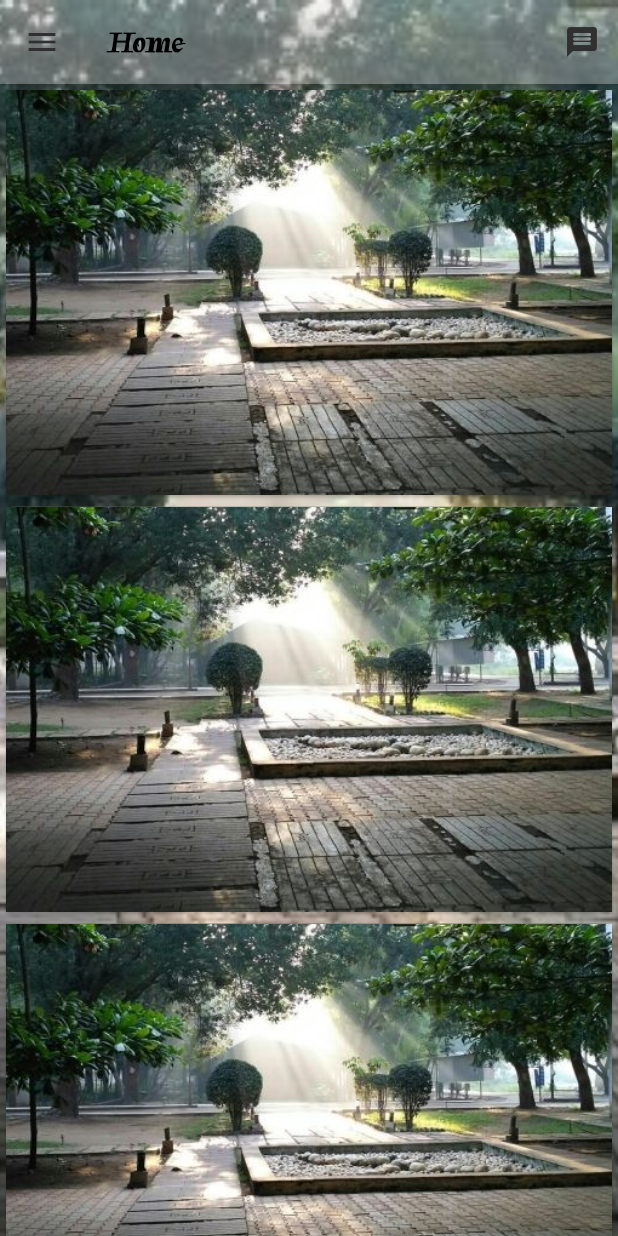
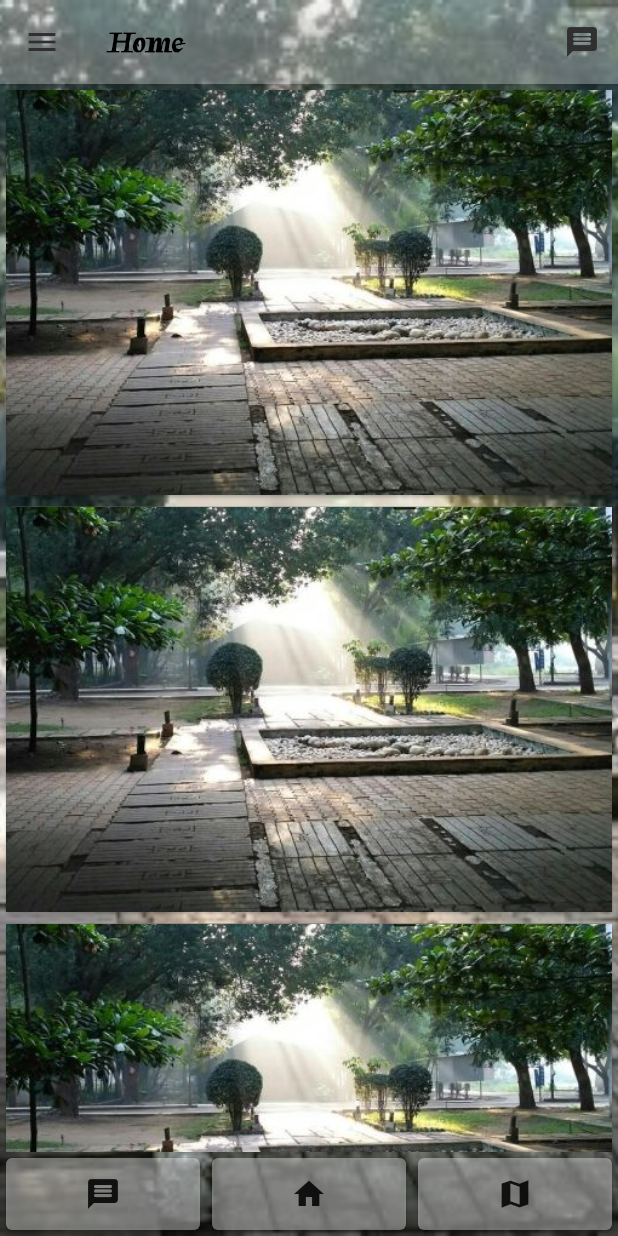
Before and after one commit to Sandesh-03/anazone, a Flutter app: the HomePage screen opened by its route, on a phone screen of 412 x 824 dp. Run offline on Flutter 3.47's test engine with Material 2 defaults, Android fonts, the phone set to English and light mode, and no system bars; our stand-ins replace animated_splash_screen, font_awesome_flutter, page_transition; missing offline and left inert: icon.

Commit message:
second update

```diff
--- a/lib/home.dart
+++ b/lib/home.dart
@@ -1,19 +1,17 @@
-
-
 import 'dart:ui';
 
 import 'package:flutter/material.dart';
 import 'package:icon/icon.dart';
 import 'package:font_awesome_flutter/font_awesome_flutter.dart';
 
+void main() {
+  runApp(
+    const MaterialApp(
+      debugShowCheckedModeBanner: false,
+    ),
+  );
+}
 
-
-void main(){
-  runApp(const MaterialApp(
-debugShowCheckedModeBanner: false,
-  ),);
-
-}
 class HomePage extends StatefulWidget {
   const HomePage({Key? key}) : super(key: key);
 
@@ -21,13 +19,10 @@ class HomePage extends StatefulWidget {
   State<HomePage> createState() => _HomePageState();
 }
 
-
 class _HomePageState extends State<HomePage> {
   @override
   Widget build(BuildContext context) {
-    return
-
-          Container(
+    return Container(
       decoration: BoxDecoration(
         image: DecorationImage(
             image: AssetImage('images/home background.jpg'), fit: BoxFit.cover),
@@ -38,15 +33,26 @@ class _HomePageState extends State<HomePage> {
           backgroundColor: Colors.white30,
           elevation: 6.0,
           actions: [
-          IconButton(onPressed:(){}, icon:Icon( Icons.message_rounded,color: Colors.grey[850]))
+            IconButton(
+                onPressed: () {},
+                icon: Icon(Icons.message_rounded, color: Colors.grey[850]))
           ],
-                     leading: IconButton(onPressed:(){
-
-                     },icon: Icon(Icons.menu, color: Colors.grey[850],)),
-                       title: Text('Home', style:  TextStyle(color: Colors.black,fontFamily: 'Tapestry' ,fontWeight: FontWeight.bold,),
-              ),),
+          leading: IconButton(
+              onPressed: () {},
+              icon: Icon(
+                Icons.menu,
+                color: Colors.grey[850],
+              )),
+          title: Text(
+            'Home',
+            style: TextStyle(
+              color: Colors.black,
+              fontFamily: 'Tapestry',
+              fontWeight: FontWeight.bold,
+            ),
+          ),
+        ),
         body: Stack(
-
           children: [
             SingleChildScrollView(
               child: Container(
@@ -54,88 +60,139 @@ class _HomePageState extends State<HomePage> {
                   children: [
                     Card(
                       color: Colors.grey[600],
-                            child: Align(child: Container(
-                              child: Image(image: AssetImage('images/home background.jpg'),),
+                      child: Align(
+                        child: Container(
+                          child: Image(
+                            image: AssetImage('images/home background.jpg'),
                           ),
-                              alignment:Alignment.topLeft,),
-                          ),Card(
-                            color: Colors.grey[600],
-                            child: Align(child: Container(
-                              child: Image(image: AssetImage('images/home background.jpg'),),
                         ),
-                              alignment:Alignment.topLeft,),
-                          ),Card(
-                            color: Colors.grey[600],
-                            child: Align(child: Container(
-                              child: Image(image: AssetImage('images/home background.jpg'),),
+                        alignment: Alignment.topLeft,
                       ),
-                              alignment:Alignment.topLeft,),
-                          ),Card(
-                            color: Colors.grey[600],
-                            child: Align(child: Container(
-                              child: Image(image: AssetImage('images/home background.jpg'),),
-                            ),
-                              alignment:Alignment.topLeft,),
-                          ),Card(
-                            color: Colors.grey[600],
-                            child: Align(child: Container(
-                              child: Image(image: AssetImage('images/home background.jpg'),),
-                            ),
-                              alignment:Alignment.topLeft,),
                     ),
                     Card(
                       color: Colors.grey[600],
-                            child: Align(child: Container(
-                              child: Image(image: AssetImage('images/home background.jpg'),),
+                      child: Align(
+                        child: Container(
+                          child: Image(
+                            image: AssetImage('images/home background.jpg'),
                           ),
-                              alignment:Alignment.topLeft,),
+                        ),
+                        alignment: Alignment.topLeft,
+                      ),
                     ),
                     Card(
                       color: Colors.grey[600],
-                            child: Align(child: Container(
-                              child: Image(image: AssetImage('images/home background.jpg'),),
+                      child: Align(
+                        child: Container(
+                          child: Image(
+                            image: AssetImage('images/home background.jpg'),
                           ),
-                              alignment:Alignment.topLeft,),
+                        ),
+                        alignment: Alignment.topLeft,
+                      ),
                     ),
                     Card(
                       color: Colors.grey[600],
-                            child:  Row(
+                      child: Align(
+                        child: Container(
+                          child: Image(
+                            image: AssetImage('images/home background.jpg'),
+                          ),
+                        ),
+                        alignment: Alignment.topLeft,
+                      ),
+                    ),
+                    Card(
+                      color: Colors.grey[600],
+                      child: Align(
+                        child: Container(
+                          child: Image(
+                            image: AssetImage('images/home background.jpg'),
+                          ),
+                        ),
+                        alignment: Alignment.topLeft,
+                      ),
+                    ),
+                    Card(
+                      color: Colors.grey[600],
+                      child: Align(
+                        child: Container(
+                          child: Image(
+                            image: AssetImage('images/home background.jpg'),
+                          ),
+                        ),
+                        alignment: Alignment.topLeft,
+                      ),
+                    ),
+                    Card(
+                      color: Colors.grey[600],
+                      child: Align(
+                        child: Container(
+                          child: Image(
+                            image: AssetImage('images/home background.jpg'),
+                          ),
+                        ),
+                        alignment: Alignment.topLeft,
+                      ),
+                    ),
+                    Card(
+                      color: Colors.grey[600],
+                      child: Row(
                         children: [
                           Align(
-
                             child: Container(
-
-                                    child: Image(image: AssetImage('images/home background.jpg'),),
-
+                              child: Image(
+                                image: AssetImage('images/home background.jpg'),
                               ),
-                                      alignment:Alignment(9, 9),
                             ),
-
+                            alignment: Alignment(9, 9),
+                          ),
                           Text('Walchand college of enginnering')
-
                         ],
                       ),
-
-
-                          ), Card(
+                    ),
+                    Card(
                       color: Colors.grey[600],
-                            child: Align(child: Container(
-                              child: Image(image: AssetImage('images/home background.jpg'),),
+                      child: Align(
+                        child: Container(
+                          child: Image(
+                            image: AssetImage('images/home background.jpg'),
                           ),
-                              alignment:Alignment.topLeft,),
                         ),
-
+                        alignment: Alignment.topLeft,
+                      ),
+                    ),
                   ],
                 ),
               ),
             )
           ],
         ),
-
-
+        bottomNavigationBar: BottomAppBar(
+          color: Colors.transparent,
+          child: Row(
+            children: [
+              Expanded(
+                  child: Card(
+                      child: IconButton(
+                          onPressed: () {},
+                          icon: Icon(Icons.message_rounded)),
+                      color: Colors.white38)),
+              Expanded(
+                  child: Card(
+                      child: IconButton(
+                          onPressed: () {
+                          }, icon: Icon(Icons.home)),
+                      color: Colors.white38)),
+              Expanded(
+                  child: Card(
+                      child: IconButton(
+                          onPressed: () {}, icon: Icon(Icons.map_sharp)),
+                  color: Colors.white38,)),
+            ],
           ),
-
+        ),
+      ),
     );
-
   }
 }
```
Lines whose indentation alone changed are shown as unchanged.
